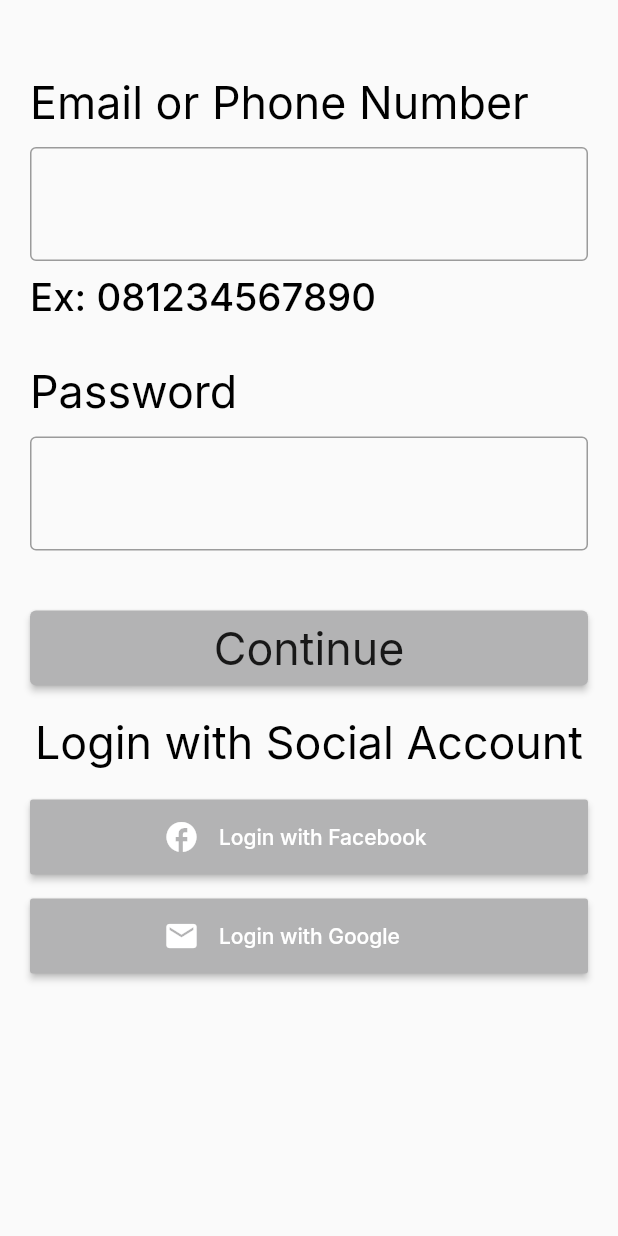
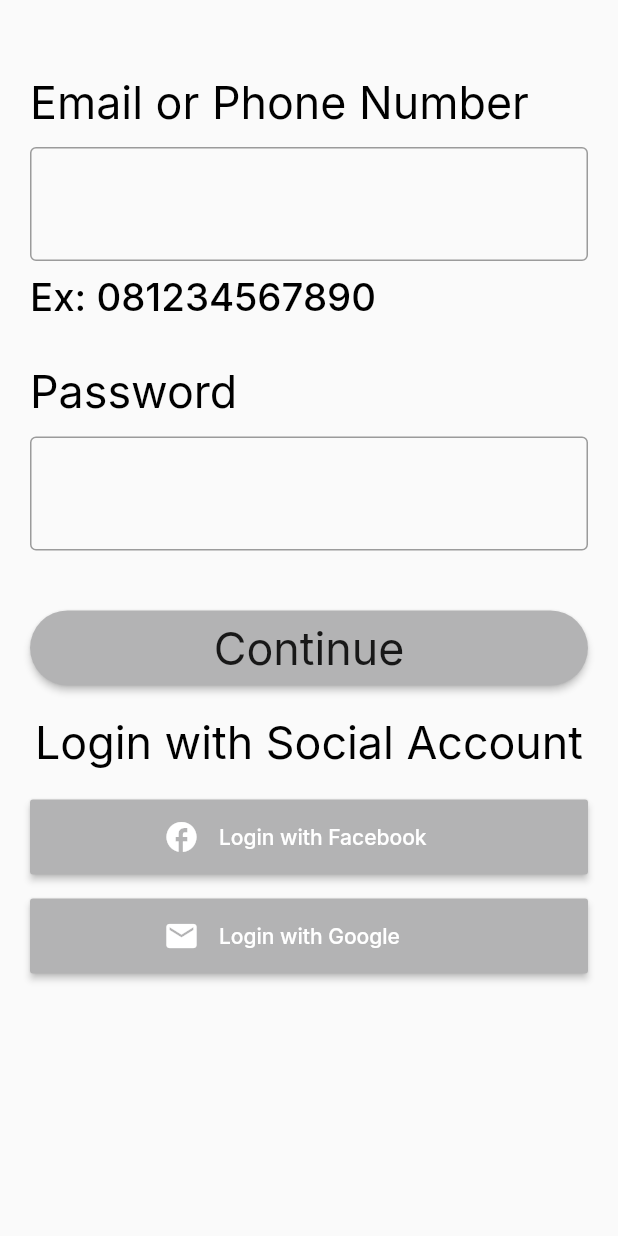
Before and after one commit to waseemabbas8/Badlo-Flutter-App, a Flutter app: the screen it shows after launch, after a tap on "Next", after a tap on "Skip", on a phone screen of 412 x 824 dp. Run offline on Flutter 3.47's test engine with Material 2 defaults, Android fonts, the light colour scheme and no system bars; our stand-ins replace dio, flutter_signin_button, flutter_svg, get, google_fonts and 1 more; missing offline and left inert: dart:ffi; generated files the repository leaves out were written again.

Commit message:
make elevated button theme

```diff
--- a/lib/presentation/core/theme/light_theme.dart
+++ b/lib/presentation/core/theme/light_theme.dart
@@ -1,4 +1,5 @@
 import 'package:badlo/presentation/core/utils/screen_util.dart';
+import 'package:badlo/presentation/core/values/styles.dart';
 import 'package:flutter/material.dart';
 import 'package:google_fonts/google_fonts.dart';
 
@@ -6,6 +7,7 @@ final lightTheme = ThemeData(
   brightness: Brightness.light,
   fontFamily: GoogleFonts.inter().fontFamily,
   textTheme: _textTheme,
+  elevatedButtonTheme: _elevatedButtonTheme,
 );
 
 final _textTheme = TextTheme(
@@ -20,3 +22,7 @@ final _textTheme = TextTheme(
   overline: TextStyle(fontSize: 9.5.toFont, fontWeight: FontWeight.w500),
   button: TextStyle(fontSize: 16.toFont, fontWeight: FontWeight.w500),
 );
+
+ElevatedButtonThemeData get _elevatedButtonTheme => ElevatedButtonThemeData(
+      style: ButtonStyles.elevatedButtonStyle,
+    );
--- a/lib/presentation/page/onboarding/onboarding_controller.dart
+++ b/lib/presentation/page/onboarding/onboarding_controller.dart
@@ -1,17 +1,41 @@
 import 'package:badlo/presentation/core/base/base_controller.dart';
 import 'package:badlo/presentation/core/route/routes.dart';
+import 'package:flutter/material.dart';
 import 'package:get/get.dart';
 
+import 'onboarding_content_model.dart';
+
 class OnBoardingController extends BaseController {
+  late PageController pageViewController;
+
   final RxInt _currentIndex = 0.obs;
 
   int get currentIndex => _currentIndex.value;
+
+  @override
+  void onInit() {
+    super.onInit();
+    pageViewController = PageController(initialPage: 0);
+  }
 
   void updateIndexValue(int value) {
     _currentIndex.value = value;
   }
 
+  String get buttonText => currentIndex == contents.length - 1 ? "Get Started" : "Next";
+
   void onSkipButtonPressed() {
     Get.offAllNamed(Routes.signUp);
   }
+
+  void onNextButtonPressed() {
+    if (currentIndex == contents.length - 1) {
+      onSkipButtonPressed();
+      return;
+    }
+    pageViewController.nextPage(
+      duration: const Duration(milliseconds: 100),
+      curve: Curves.bounceIn,
+    );
+  }
 }
--- a/lib/presentation/page/onboarding/onboarding_page.dart
+++ b/lib/presentation/page/onboarding/onboarding_page.dart
@@ -3,19 +3,17 @@ import 'package:badlo/presentation/core/utils/screen_util.dart';
 import 'package:badlo/presentation/core/values/colors.dart';
 import 'package:badlo/presentation/core/values/dimens.dart';
 import 'package:badlo/presentation/page/onboarding/onboarding_controller.dart';
+import 'package:badlo/presentation/widget/button.dart';
 import 'package:flutter/material.dart';
 import 'package:flutter_svg/svg.dart';
 import 'package:get/get.dart';
 import 'onboarding_content_model.dart';
 
 class OnBoardingPage extends BasePage<OnBoardingController> {
-  late PageController _controller;
-
-  OnBoardingPage({Key? key}) : super(key: key);
+  const OnBoardingPage({Key? key}) : super(key: key);
 
   @override
   Widget build(BuildContext context) {
-    _controller = PageController(initialPage: 0);
     return SafeArea(
       child: Scaffold(
         body: Column(
@@ -26,7 +24,7 @@ class OnBoardingPage extends BasePage<OnBoardingController> {
               child: GestureDetector(
                 onTap: controller.onSkipButtonPressed,
                 child: Padding(
-                    padding: const EdgeInsets.all(spacing16),
+                    padding: Margin.all16,
                     child: Text(
                       "Skip",
                       style: Get.textTheme.headline6!.copyWith(color: Colors.black, fontSize: 14),
@@ -35,14 +33,14 @@ class OnBoardingPage extends BasePage<OnBoardingController> {
             ),
             Expanded(
               child: PageView.builder(
-                controller: _controller,
+                controller: controller.pageViewController,
                 itemCount: contents.length,
                 onPageChanged: (int index) {
                   controller.updateIndexValue(index);
                 },
                 itemBuilder: (_, i) {
                   return Padding(
-                    padding: const EdgeInsets.symmetric(horizontal: 16, vertical: 8),
+                    padding: Margin.h16v8,
                     child: Column(
                       children: [
                         SvgPicture.asset(
@@ -73,11 +71,11 @@ class OnBoardingPage extends BasePage<OnBoardingController> {
                 children: List.generate(
                   contents.length,
                   (index) => Container(
-                    height: 10,
+                    height: 10.toHeight,
                     width: controller.currentIndex == index ? 25 : 10,
                     margin: const EdgeInsets.only(right: 5),
                     decoration: BoxDecoration(
-                      borderRadius: BorderRadius.circular(20),
+                      borderRadius: BorderRadii.all20,
                       color: colorPrimary,
                     ),
                   ),
@@ -85,28 +83,12 @@ class OnBoardingPage extends BasePage<OnBoardingController> {
               ),
             ),
             Obx(
-              () => Container(
+              () => ContainedButton(
+                width: double.infinity,
                 height: 45.toHeight,
-                margin: const EdgeInsets.all(spacing40),
-                width: double.infinity,
-                child: ElevatedButton(
-                  child:
-                      Text(controller.currentIndex == contents.length - 1 ? "Get Started" : "Next"),
-                  onPressed: () {
-                    if (controller.currentIndex == contents.length - 1) {
-                      controller.onSkipButtonPressed();
-                    }
-                    _controller.nextPage(
-                      duration: const Duration(milliseconds: 100),
-                      curve: Curves.bounceIn,
-                    );
-                  },
-                  style: ElevatedButton.styleFrom(
-                      shape: RoundedRectangleBorder(
-                        borderRadius: BorderRadius.circular(buttonRadius),
-                      ),
-                      primary: colorPrimary),
-                ),
+                margin: Margin.all40,
+                text: controller.buttonText,
+                onPressed: controller.onNextButtonPressed,
               ),
             )
           ],
--- /dev/null
+++ b/lib/presentation/widget/button.dart
@@ -0,0 +1,35 @@
+import 'package:badlo/presentation/core/utils/screen_util.dart';
+import 'package:flutter/material.dart';
+
+class ContainedButton extends StatelessWidget {
+  final String text;
+  final EdgeInsets? margin;
+  final double? width;
+  final double? height;
+  final ButtonStyle? style;
+  final VoidCallback onPressed;
+
+  const ContainedButton({
+    Key? key,
+    required this.text,
+    this.margin,
+    this.width,
+    this.height,
+    this.style,
+    required this.onPressed,
+  }) : super(key: key);
+
+  @override
+  Widget build(BuildContext context) {
+    return Container(
+      height: height ?? 45.toHeight,
+      margin: margin,
+      width: width,
+      child: ElevatedButton(
+        child: Text(text),
+        onPressed: onPressed,
+        style: style,
+      ),
+    );
+  }
+}
```
Also changed, not shown: lib/presentation/core/values/dimens.dart (+18 -0 lines), lib/presentation/core/values/styles.dart (+15 -0 lines), lib/presentation/widget/text_field.dart (added).
